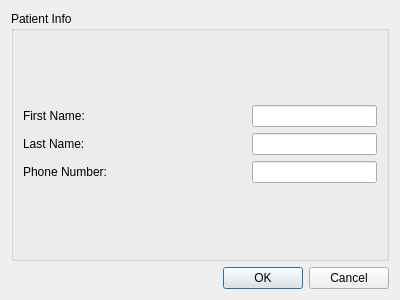
Above: cuCareQtApp/CUCare/addeditpatientwindow.ui from chrispwright/comp3004cuCarePrivate before the change. Below: the same form after it.
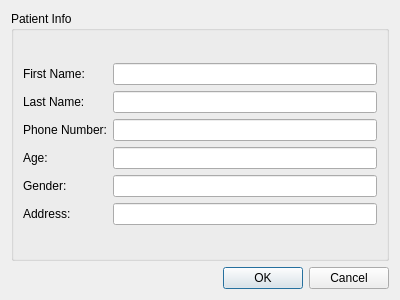
That is the form after the change.

What changed in the file:
```diff
--- a/cuCareQtApp/CUCare/addeditpatientwindow.ui
+++ b/cuCareQtApp/CUCare/addeditpatientwindow.ui
@@ -39,7 +39,7 @@
           </property>
           <property name="maximumSize">
            <size>
-            <width>125</width>
+            <width>16777215</width>
             <height>16777215</height>
            </size>
           </property>
@@ -52,7 +52,7 @@
           </property>
           <property name="maximumSize">
            <size>
-            <width>125</width>
+            <width>16777215</width>
             <height>16777215</height>
            </size>
           </property>
@@ -68,7 +68,7 @@
           </property>
           <property name="maximumSize">
            <size>
-            <width>125</width>
+            <width>16777215</width>
             <height>16777215</height>
            </size>
           </property>
@@ -95,6 +95,36 @@
           </property>
          </widget>
         </item>
+        <item row="3" column="0">
+         <widget class="QLabel" name="label">
+          <property name="text">
+           <string>Age:</string>
+          </property>
+         </widget>
+        </item>
+        <item row="4" column="0">
+         <widget class="QLabel" name="label_4">
+          <property name="text">
+           <string>Gender:</string>
+          </property>
+         </widget>
+        </item>
+        <item row="5" column="0">
+         <widget class="QLabel" name="label_6">
+          <property name="text">
+           <string>Address:</string>
+          </property>
+         </widget>
+        </item>
+        <item row="3" column="1">
+         <widget class="QLineEdit" name="lineEdit"/>
+        </item>
+        <item row="4" column="1">
+         <widget class="QLineEdit" name="lineEdit_2"/>
+        </item>
+        <item row="5" column="1">
+         <widget class="QLineEdit" name="lineEdit_3"/>
+        </item>
        </layout>
       </item>
      </layout>
```
